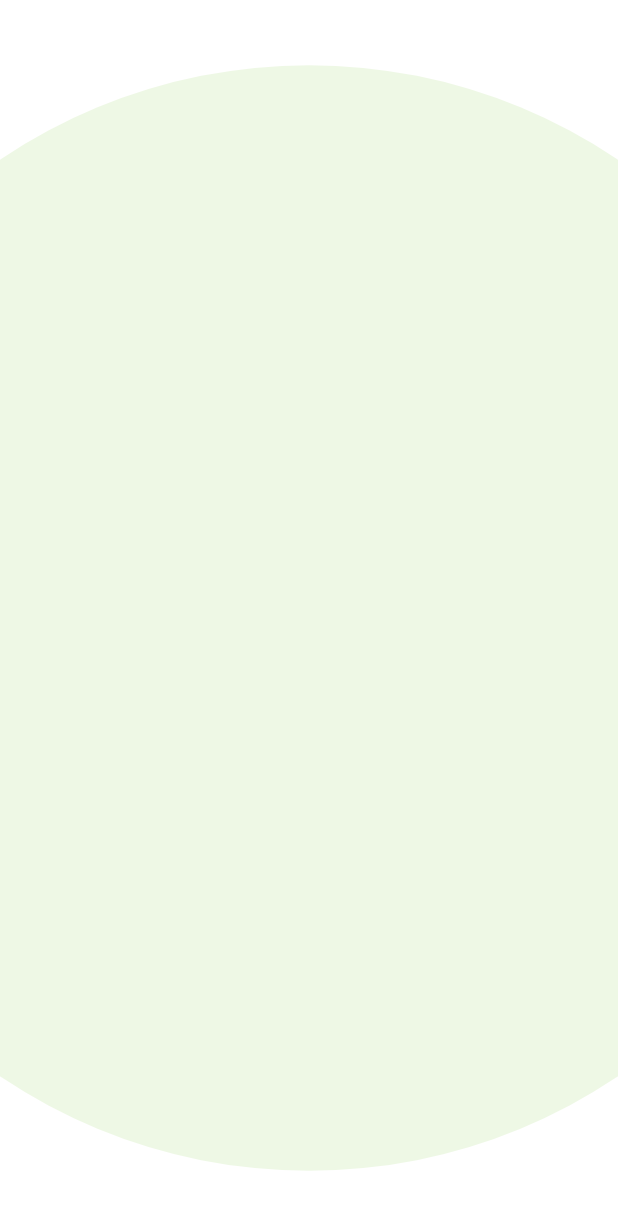
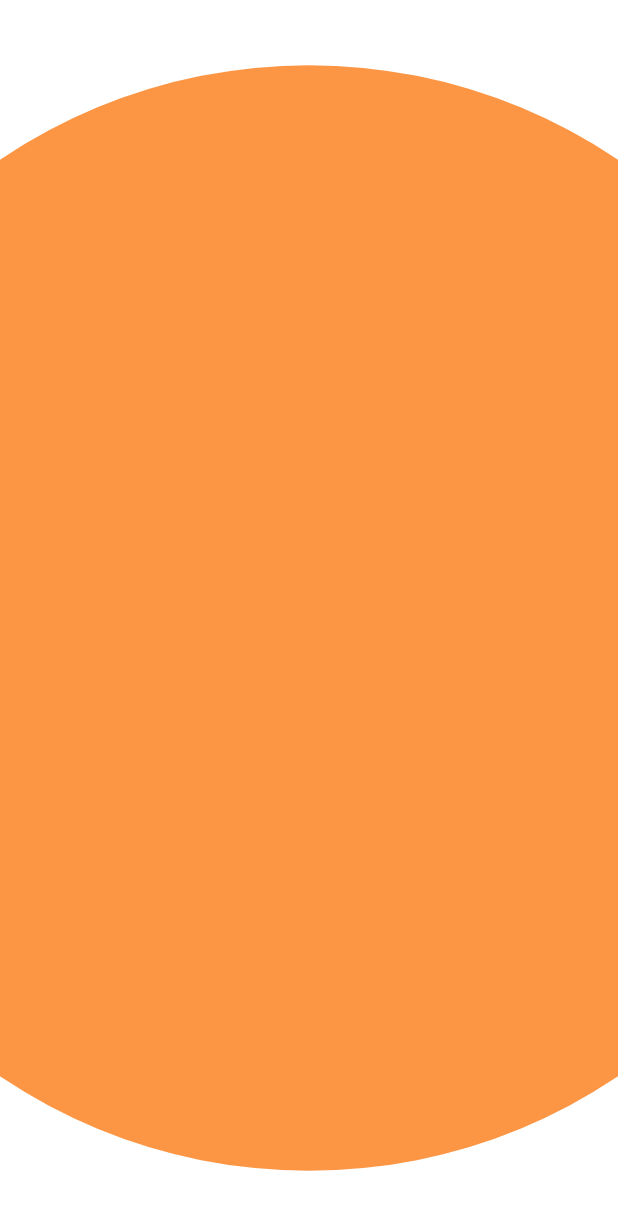
Before and after one commit to soliev01/animated, a Flutter app: the first screen one second after launch, on a phone screen of 412 x 824 dp. Shown: the top 1210 px of the screen. Run offline on Flutter 3.47's test engine with Material 2 defaults, Android fonts, the phone set to English and light mode, and no system bars.

Commit message:
new colors

```diff
--- a/lib/main.dart
+++ b/lib/main.dart
@@ -41,26 +41,50 @@ class _AnimationScreenState extends State<AnimationScreen>
   late Animation animation;
   final _random = Random();
   late AnimationController _controller;
-  List<Color> colors = [
-    Colors.black,
-    Colors.red,
-    Colors.pink,
-    Colors.purple,
-    Colors.blue,
-    Colors.amber,
-    Colors.teal,
-    Colors.green
+  List<Color> colors = const [
+    Color(0xff55efc4),
+    Color(0xff81ecec),
+    Color(0xff74b9ff),
+    Color(0xffa29bfe),
+    Color(0xffdfe6e9),
+    Color(0xff00b894),
+    Color(0xff0984e3),
+    Color(0xfffd79a8),
+    Color(0xffffeaa7),
+    Color(0xfffab1a0),
+    Color(0xffff7675),
+    Color(0xfffd79a8),
+    Color(0xffd63031),
+    Color(0xfffdcb6e),
+    Color(0xffe17055),
+    Color(0xff2d3436),
+    Color(0xffff6b6b),
+    Color(0xff00d2d3),
+    Color(0xff5f27cd),
+    Color(0xff222f3e),
+    Color(0xff01a3a4),
+    Color(0xffff9ff3),
+    Color(0xff1dd1a1),
+    Color(0xffa55eea),
+    Color(0xffeb3b5a),
+    Color(0xff0fb9b1),
+    Color(0xffa5b1c2),
+    Color(0xfffc5c65),
+    Color(0xfffd9644),
+    Color(0xffcd84f1),
+    Color(0xffff3838),
+    Color(0xff0fbcf9)
   ];
   _getRandomColor() {
-    //return colors[_random.nextInt(colors.length)];
+    return colors[_random.nextInt(colors.length)];
     //return (colors..shuffle(_random)).first;
     //return Colors.primaries[_random.nextInt(Colors.primaries.length)];
-    return Color.fromARGB(
-      _random.nextInt(256),
-      _random.nextInt(256),
-      _random.nextInt(256),
-      _random.nextInt(256),
-    );
+    // return Color.fromARGB(
+    //   _random.nextInt(256),
+    //   _random.nextInt(256),
+    //   _random.nextInt(256),
+    //   _random.nextInt(256),
+    // );
   }
 
   late Color _currentColor;
```
